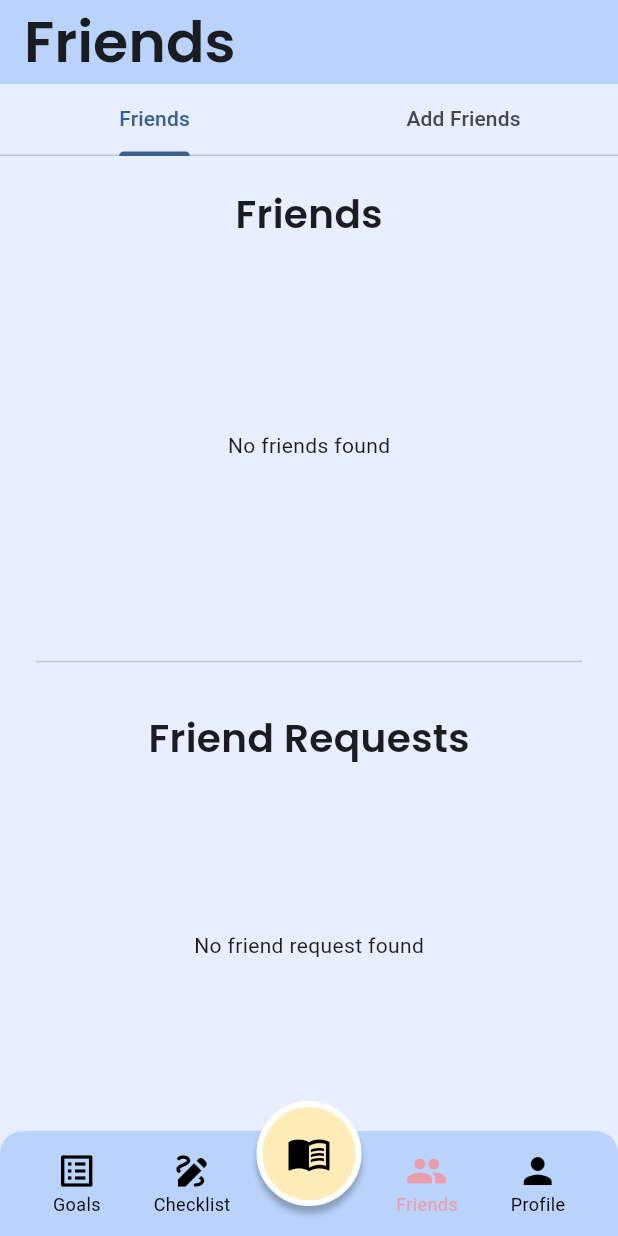
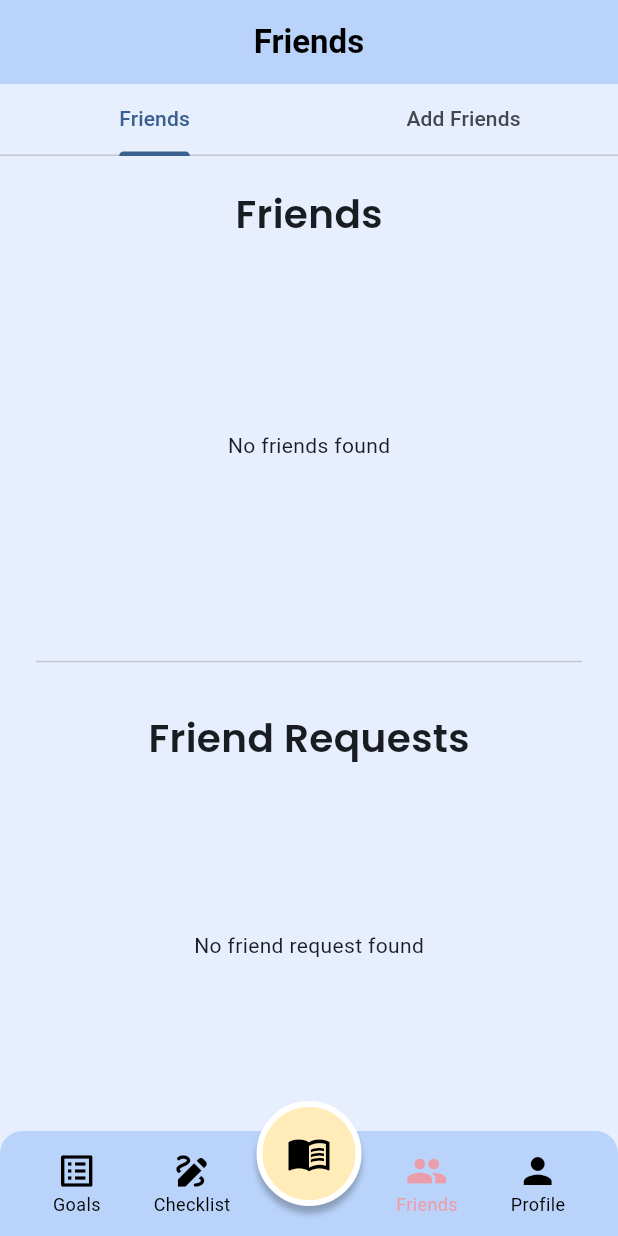
Before and after one commit to junnyi0301/caching, a Flutter app: the screen it shows once a user with an empty profile is signed in, item 4 of the bottom bar chosen, on a phone screen of 412 x 824 dp. Run offline on Flutter 3.47's test engine with Material 3 defaults, Android fonts, the phone set to English and light mode, and no system bars; our stand-ins replace cloud_firestore, firebase_auth, firebase_core, fl_chart, flutter_local_notifications, google_fonts and 4 more; accounts and stored records are empty.

Commit message:
Merge branch 'refs/heads/wy'
# Conflicts:
#	lib/cashflow/model/transaction.dart
#	lib/cashflow/views/add_transaction.dart
#	lib/cashflow/views/analysis.dart
#	lib/cashflow/views/transactions.dart
#	pubspec.lock

```diff
--- a/lib/cashflow/views/add_transaction.dart
+++ b/lib/cashflow/views/add_transaction.dart
@@ -168,8 +168,10 @@ class _AddPageState extends State<AddPage> {
           ),
         ),
         title: Text(
-          'Add',
-          style: design.subtitleText
+            widget.existingTransaction == null
+                ? 'Add'
+                : 'Edit',
+            style: design.subtitleText
         ),
         centerTitle: true,
       ),
--- a/lib/chat/views/friends.dart
+++ b/lib/chat/views/friends.dart
@@ -50,7 +50,8 @@ class _FriendsPageState extends State<FriendsPage> {
       child: Scaffold(
         appBar: AppBar(
           backgroundColor: Color(0xFFB9D3FB),
-          title: Text("Friends", style: design.titleText),
+          centerTitle: true,
+          title: Text("Friends", style: TextStyle(color: Colors.black, fontWeight: FontWeight.bold)),
         ),
         backgroundColor: Color(0xFFE7EEFD),
         bottomNavigationBar: BottomNav(currentIndex: 3),
```
